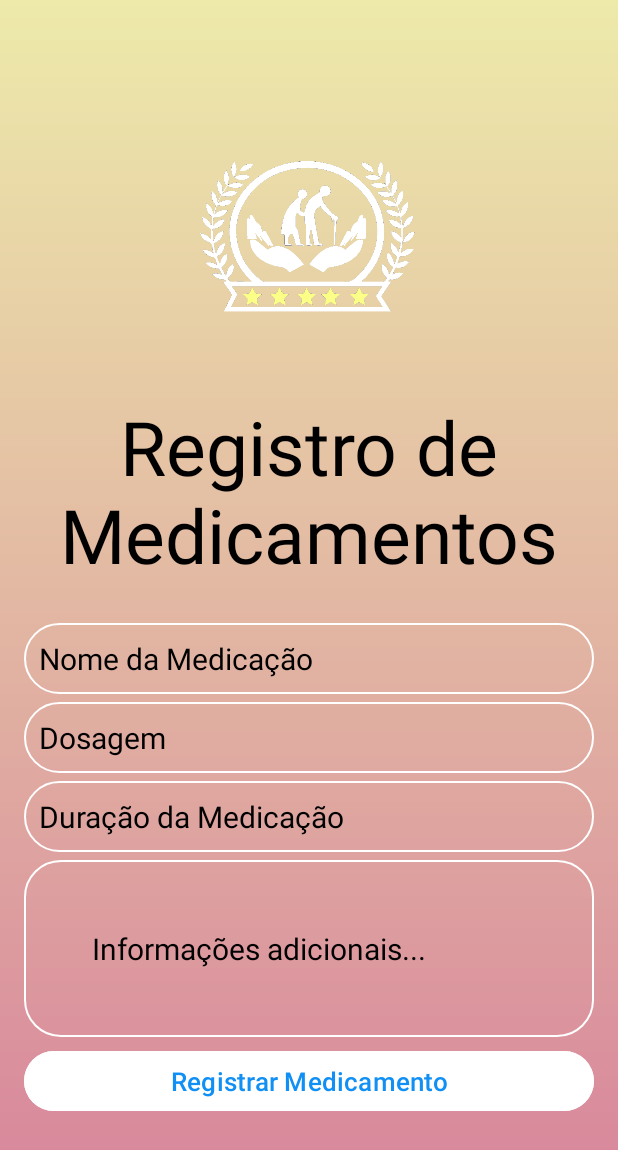
After one commit to Bedablin/projetoquinta, an Android app: the registroMed screen opened directly, with no data from a screen before it, on a phone screen of 412 x 824 dp. The commit adds this screen. Shown: the top 1150 px of the screen. Run offline under Robolectric (Android 15) with nearby library versions, the phone set to English and light mode, and no system bars; our stand-ins replace Firebase (no records; nobody signed in at launch, a user with empty details on screens opened directly).

Commit message:
começando db de medicamentos

```diff
--- a/app/src/main/AndroidManifest.xml
+++ b/app/src/main/AndroidManifest.xml
@@ -13,6 +13,9 @@
         android:supportsRtl="true"
         android:theme="@style/Theme.Idosologin"
         tools:targetApi="31">
+        <activity
+            android:name=".registroMed"
+            android:exported="false" />
         <activity
             android:name=".Registro_help"
             android:exported="false" />
--- a/app/src/main/java/com/example/idosologin/menuCuidador.kt
+++ b/app/src/main/java/com/example/idosologin/menuCuidador.kt
@@ -8,6 +8,7 @@ import android.widget.EditText
 import android.widget.Toast
 import androidx.appcompat.app.AlertDialog
 import androidx.appcompat.app.AppCompatActivity
+import com.example.idosologin.R.id.regMedbtn2
 import com.google.firebase.auth.FirebaseAuth
 import com.google.firebase.auth.FirebaseUser
 import com.google.firebase.firestore.FirebaseFirestore
@@ -19,6 +20,7 @@ class menuCuidador : AppCompatActivity() {
     private lateinit var updateEmailButton: Button
     private lateinit var deleteAccountButton: Button
     private lateinit var logoutButton: Button
+    private lateinit var medRegButton: Button
 
     val db = FirebaseFirestore.getInstance()
 
@@ -34,6 +36,7 @@ class menuCuidador : AppCompatActivity() {
         updateEmailButton = findViewById(R.id.btnUpdateEmail)
         deleteAccountButton = findViewById(R.id.btnDeleteAccount)
         logoutButton = findViewById(R.id.btnLogout)
+        medRegButton = findViewById(regMedbtn2)
 
 
 
--- /dev/null
+++ b/app/src/main/java/com/example/idosologin/registroMed.kt
@@ -0,0 +1,63 @@
+package com.example.idosologin
+
+import android.content.Intent
+import android.os.Bundle
+import android.widget.Button
+import android.widget.Toast
+import androidx.activity.enableEdgeToEdge
+import androidx.appcompat.app.AppCompatActivity
+import androidx.core.view.ViewCompat
+import androidx.core.view.WindowInsetsCompat
+import com.example.idosologin.databinding.ActivityRegistroMedBinding
+import com.google.firebase.Firebase
+import com.google.firebase.auth.FirebaseAuth
+import com.google.firebase.auth.UserProfileChangeRequest
+import com.google.firebase.firestore.firestore
+
+
+class registroMed : AppCompatActivity() {
+
+    private lateinit var binding: ActivityRegistroMedBinding
+    private lateinit var firebaseAuth: FirebaseAuth
+    private lateinit var medRegisBtn: Button
+
+
+
+    override fun onCreate(savedInstanceState: Bundle?) {
+        super.onCreate(savedInstanceState)
+        enableEdgeToEdge()
+        setContentView(R.layout.activity_registro_med)
+
+
+        binding = ActivityRegistroMedBinding.inflate(layoutInflater)
+        setContentView(binding.root)
+
+        medRegisBtn = findViewById(R.id.medregis_btn)
+
+        firebaseAuth = FirebaseAuth.getInstance()
+
+        medRegisBtn.setOnClickListener {
+
+            val medName = binding.medInput.text.toString()
+            val dosage = binding.dosageInput.text.toString()
+            val duration = binding.durationInput.text.toString()
+            val info = binding.infoInput.text.toString()
+            val db = Firebase.firestore
+
+
+            val medicamento = mapOf(
+                "Nome" to medName,
+                "Dosagem" to dosage,
+                "Duração" to duration,
+                "Informação add" to info)
+            val idosoRef = db.collection("idoso")
+            idosoRef.document(medName).set(medicamento)
+
+            val intent = Intent(this, menuCuidador::class.java)
+            startActivity(intent)
+
+                }
+            }
+
+
+        }
--- /dev/null
+++ b/app/src/main/res/layout/activity_registro_med.xml
@@ -0,0 +1,111 @@
+<?xml version="1.0" encoding="utf-8"?>
+<RelativeLayout xmlns:android="http://schemas.android.com/apk/res/android"
+    xmlns:app="http://schemas.android.com/apk/res-auto"
+    xmlns:tools="http://schemas.android.com/tools"
+    android:id="@+id/main"
+    android:layout_width="match_parent"
+    android:layout_height="match_parent"
+    android:background="@drawable/login_background"
+    android:gravity="center"
+    android:padding="16dp"
+    tools:context=".MainActivity">
+
+    <LinearLayout
+        android:layout_width="395dp"
+        android:layout_height="715dp"
+        android:gravity="center"
+        android:orientation="vertical">
+
+
+        <ImageView
+            android:layout_width="160dp"
+            android:layout_height="160dp"
+            android:src="@drawable/oldmanlogo" />
+
+        <TextView
+            android:layout_width="match_parent"
+            android:layout_height="wrap_content"
+            android:layout_marginTop="20dp"
+            android:gravity="center"
+            android:hint="Registro de Medicamentos"
+            android:padding="5dp"
+            android:textColor="@color/white"
+            android:textColorHint="@color/black"
+            android:textSize="50sp" />
+
+
+        <EditText
+            android:id="@+id/med_input"
+            android:layout_width="match_parent"
+            android:layout_height="wrap_content"
+            android:layout_marginTop="20dp"
+            android:background="@drawable/rounded_corner"
+            android:hint="Nome da Medicação"
+            android:inputType="text"
+            android:padding="10dp"
+            android:textColor="@color/white"
+            android:textColorHint="@color/black"
+            android:textSize="20dp"
+
+            />
+
+
+
+        <EditText
+            android:id="@+id/dosage_input"
+            android:layout_width="match_parent"
+            android:layout_height="wrap_content"
+            android:layout_marginTop="5dp"
+            android:background="@drawable/rounded_corner"
+            android:hint="Dosagem"
+            android:inputType="text"
+            android:padding="10dp"
+            android:textColor="@color/white"
+            android:textColorHint="@color/black"
+            android:textSize="20dp" />
+
+        <EditText
+            android:id="@+id/duration_input"
+            android:layout_width="match_parent"
+            android:layout_height="wrap_content"
+            android:layout_marginTop="5dp"
+            android:background="@drawable/rounded_corner"
+            android:hint="Duração da Medicação"
+            android:inputType="text"
+            android:padding="10dp"
+            android:textColor="@color/white"
+
+            android:textColorHint="@color/black"
+            android:textSize="20dp" />
+
+        <EditText
+            android:id="@+id/info_input"
+            android:layout_width="match_parent"
+            android:layout_height="wrap_content"
+            android:layout_marginTop="5dp"
+            android:background="@drawable/rounded_corner"
+            android:hint="Informações adicionais..."
+            android:inputType="text"
+            android:padding="45dp"
+            android:textColor="@color/white"
+            android:textColorHint="@color/black"
+            android:textSize="20dp" />
+
+
+        <Button
+            android:id="@+id/medregis_btn"
+            android:layout_width="match_parent"
+            android:layout_height="wrap_content"
+            android:layout_marginTop="5dp"
+            android:backgroundTint="@color/white"
+            android:padding="5dp"
+            android:text="Registrar Medicamento"
+            android:textColor="#108FF4"
+            android:textSize="17sp" />
+
+    </LinearLayout>
+
+
+
+
+</RelativeLayout>
```
Also changed, not shown: app/src/main/java/com/example/idosologin/menuIdoso.kt (+2 -5 lines), app/src/main/res/layout/activity_menu_cuidador.xml (+15 -3 lines), app/src/main/res/layout/activity_menu_idoso.xml (+13 -3 lines).
